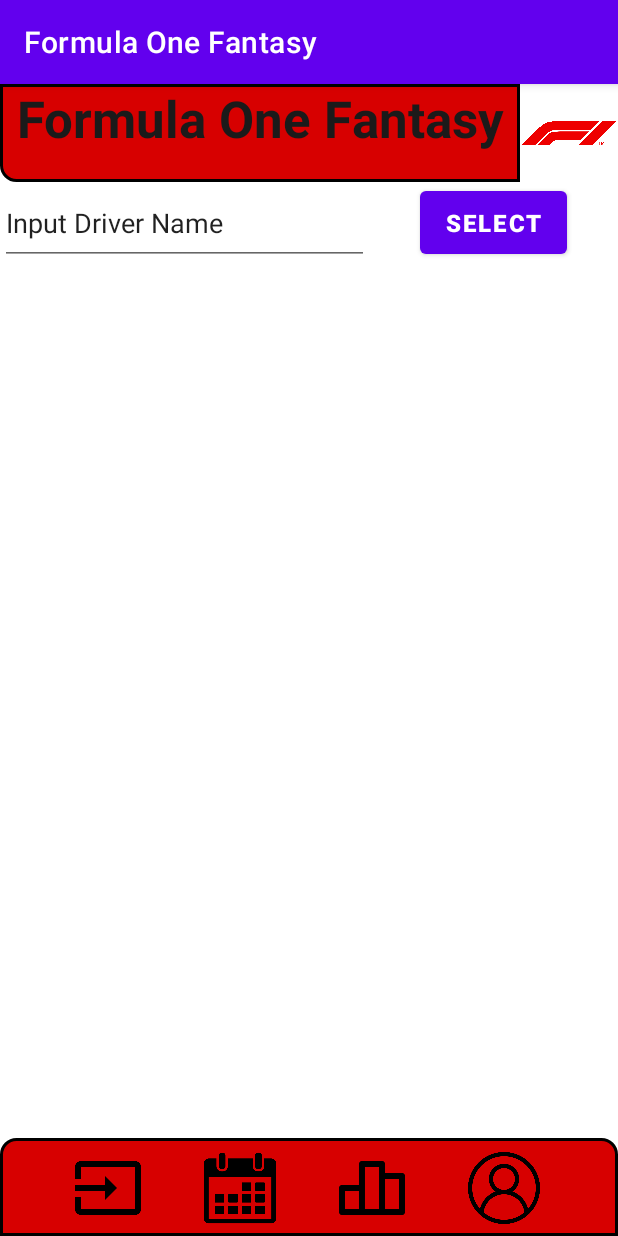
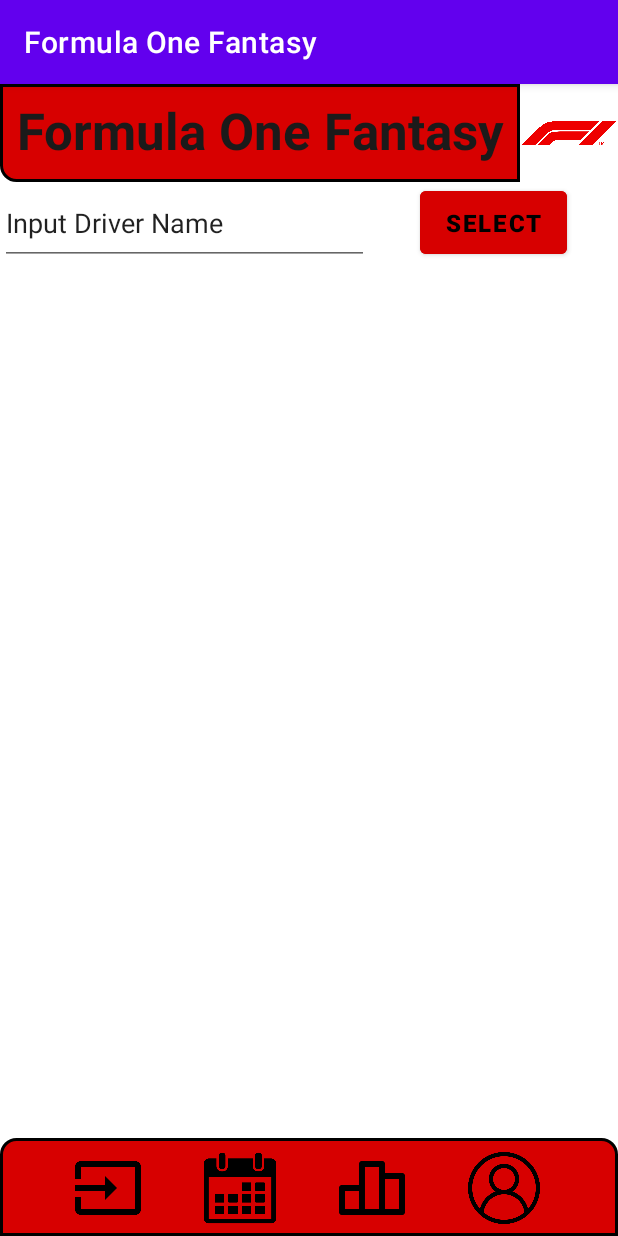
Before and after one commit to PranjkovicHrvoje/FormulaOneFantasy, an Android app: the screen it shows after launch (MainActivity), on a phone screen of 412 x 824 dp. Run offline under Robolectric (Android 15) with nearby library versions, the phone set to English and light mode, and no system bars.

Commit message:
Lowered header text, new button color

```diff
--- a/app/src/main/res/layout/activity_main.xml
+++ b/app/src/main/res/layout/activity_main.xml
@@ -12,6 +12,7 @@
         android:layout_height="65dp"
         android:autoText="false"
         android:background="@drawable/rounded_corner_view_top"
+        android:paddingTop="8dp"
         android:text="@string/header_text"
         android:textAlignment="center"
         android:textAllCaps="false"
@@ -108,7 +109,9 @@
         android:id="@+id/selectDriverButton"
         android:layout_width="98dp"
         android:layout_height="54dp"
+        android:backgroundTint="#D70000"
         android:text="@string/select"
+        android:textColor="@color/black"
         android:textSize="16sp"
         android:textStyle="bold"
         app:layout_constraintEnd_toEndOf="parent"
```
